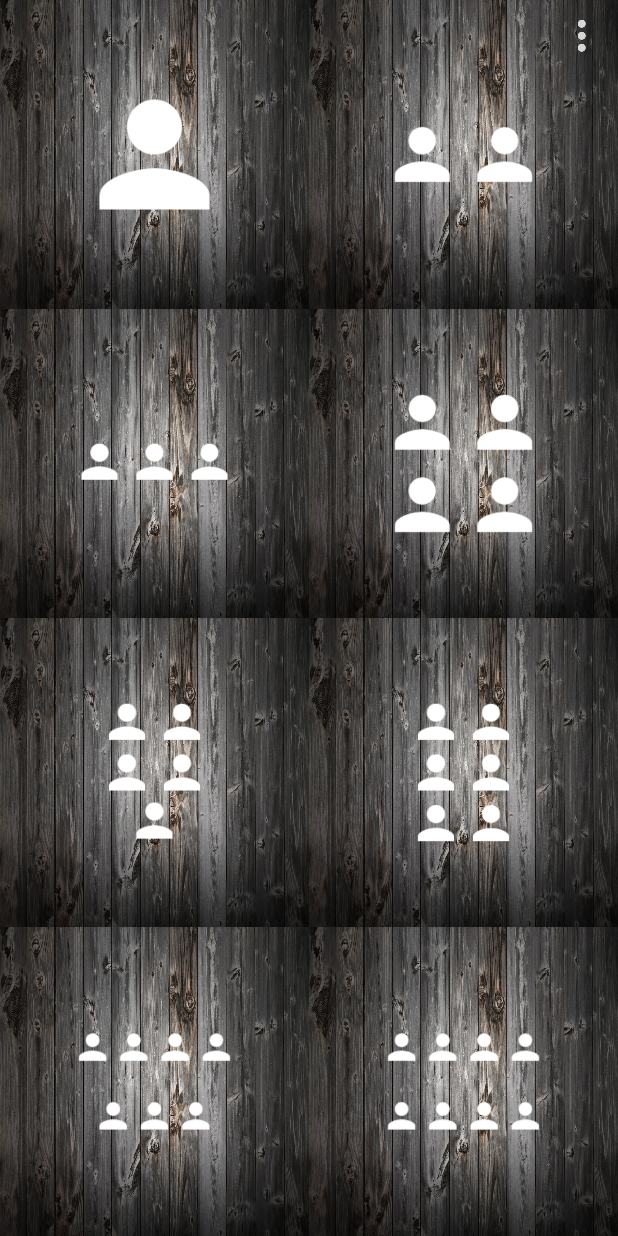
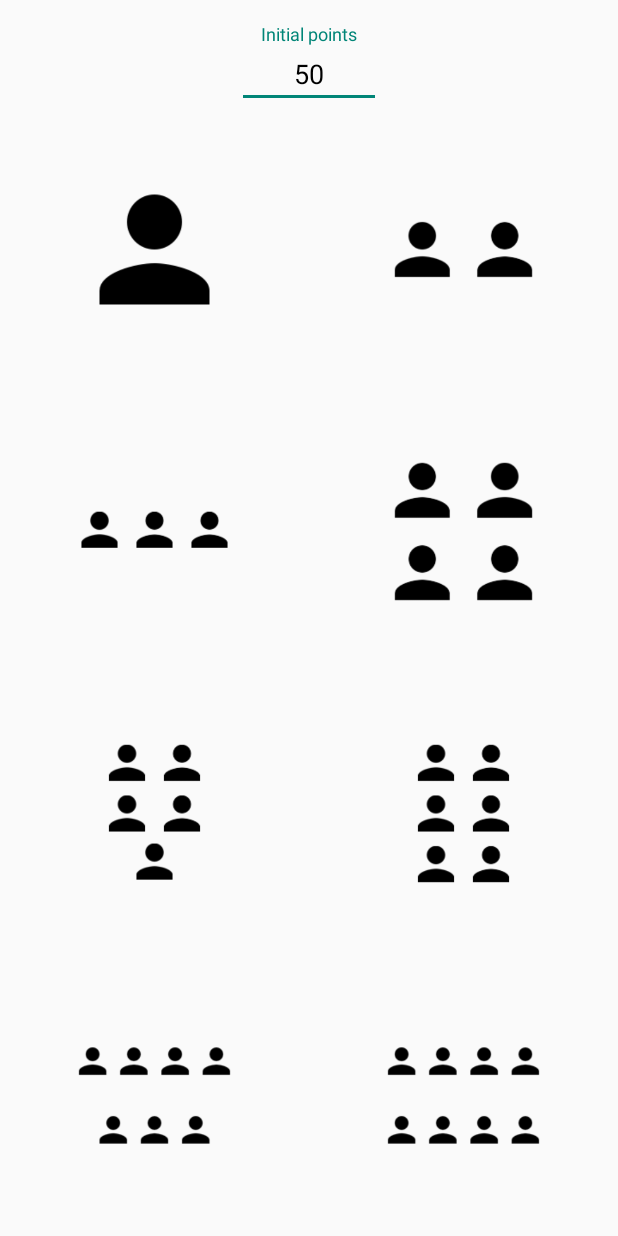
Before and after one commit to ernestovega/PointScorer, an Android app: the screen it shows after launch (aMainActivity), on a phone screen of 412 x 824 dp. Run offline under Robolectric (Android 15) with nearby library versions, the phone set to English and light mode, and no system bars; our stand-ins replace ButterKnife.

Commit message:
new bakground and inputtextview for initial points

```diff
--- a/app/src/main/res/drawable/ripple_effect_white_wood_bg.xml
+++ b/app/src/main/res/drawable/ripple_effect_white_wood_bg.xml
@@ -3,5 +3,5 @@
     xmlns:tools="http://schemas.android.com/tools"
     android:color="@color/white_transparent"
     tools:targetApi="lollipop">
-    <item android:drawable="@drawable/bg_wood" />
+    <!--<item android:c="@drawable/bg_wood" />-->
 </ripple>
--- a/app/src/main/res/layout/a_main_activity.xml
+++ b/app/src/main/res/layout/a_main_activity.xml
@@ -6,17 +6,37 @@
     android:gravity="center"
     tools:context=".aMainActivity">
 
-    <ImageView
+    <!--<ImageView
         android:layout_width="match_parent"
         android:layout_height="match_parent"
         android:scaleType="fitXY"
         android:src="@drawable/bg_wood"
-        tools:ignore="ContentDescription" />
+        tools:ignore="ContentDescription" />-->
 
     <LinearLayout
         android:layout_width="match_parent"
         android:layout_height="match_parent"
         android:orientation="vertical">
+
+        <android.support.design.widget.TextInputLayout
+            android:layout_width="128dp"
+            android:layout_gravity="center"
+            android:layout_height="wrap_content"
+            android:paddingTop="16dp"
+            android:paddingStart="16dp"
+            android:paddingEnd="16dp"
+            android:gravity="center"
+            android:textColorHint="@android:color/black"
+            android:hint="@string/initial_points">
+
+            <android.support.design.widget.TextInputEditText
+                android:layout_width="match_parent"
+                android:layout_height="wrap_content"
+                android:text="50"
+                android:gravity="center"
+                android:textColor="@android:color/black"/>
+
+        </android.support.design.widget.TextInputLayout>
 
         <LinearLayout
             android:layout_width="match_parent"
@@ -34,6 +54,7 @@
                 android:contentDescription="@string/one_player"
                 android:padding="48dp"
                 android:scaleType="centerCrop"
+                android:tint="@android:color/black"
                 android:src="@drawable/ic_one_player"
                 tools:ignore="NestedWeights" />
 
@@ -43,6 +64,7 @@
                 android:layout_width="0dp"
                 android:layout_height="match_parent"
                 android:layout_weight="1"
+                android:tint="@android:color/black"
                 android:background="@drawable/ripple_effect_white_wood_bg"
                 android:contentDescription="@string/two_players"
                 android:padding="48dp"
@@ -66,6 +88,7 @@
                 android:background="@drawable/ripple_effect_white_wood_bg"
                 android:contentDescription="@string/three_players"
                 android:padding="48dp"
+                android:tint="@android:color/black"
                 android:scaleType="centerCrop"
                 android:src="@drawable/ic_three_players"
                 tools:ignore="NestedWeights" />
@@ -76,6 +99,7 @@
                 android:layout_width="0dp"
                 android:layout_height="match_parent"
                 android:layout_weight="1"
+                android:tint="@android:color/black"
                 android:background="@drawable/ripple_effect_white_wood_bg"
                 android:contentDescription="@string/four_players"
                 android:padding="48dp"
@@ -99,6 +123,7 @@
                 android:background="@drawable/ripple_effect_white_wood_bg"
                 android:contentDescription="@string/five_players"
                 android:padding="48dp"
+                android:tint="@android:color/black"
                 android:scaleType="centerCrop"
                 android:src="@drawable/ic_five_players"
                 tools:ignore="NestedWeights" />
@@ -107,6 +132,7 @@
                 android:id="@+id/btSixPlayers"
                 style="@style/Base.Widget.AppCompat.Button.Borderless"
                 android:layout_width="0dp"
+                android:tint="@android:color/black"
                 android:layout_height="match_parent"
                 android:layout_weight="1"
                 android:background="@drawable/ripple_effect_white_wood_bg"
@@ -127,6 +153,7 @@
                 android:id="@+id/btSevenPlayers"
                 style="@style/Base.Widget.AppCompat.Button.Borderless"
                 android:layout_width="0dp"
+                android:tint="@android:color/black"
                 android:layout_height="match_parent"
                 android:layout_weight="1"
                 android:background="@drawable/ripple_effect_white_wood_bg"
@@ -141,6 +168,7 @@
                 style="@style/Base.Widget.AppCompat.Button.Borderless"
                 android:layout_width="0dp"
                 android:layout_height="match_parent"
+                android:tint="@android:color/black"
                 android:layout_weight="1"
                 android:background="@drawable/ripple_effect_white_wood_bg"
                 android:contentDescription="@string/eight_players"
@@ -152,9 +180,9 @@
 
     </LinearLayout>
 
-    <ImageButton
+    <!--<ImageButton
         android:id="@+id/ibMenu"
         style="@style/MenuButton"
-        android:contentDescription="@string/score_options" />
+        android:contentDescription="@string/score_options" />-->
 
 </RelativeLayout>
--- a/app/src/main/res/values/strings.xml
+++ b/app/src/main/res/values/strings.xml
@@ -26,4 +26,5 @@
     <string name="error_initial_points">Please enter a valid value. Should be less than 1000.</string>
     <string name="default_initial_points">Default initial points</string>
     <string name="score_options">Score options</string>
+    <string name="initial_points">Initial points</string>
 </resources>
```
